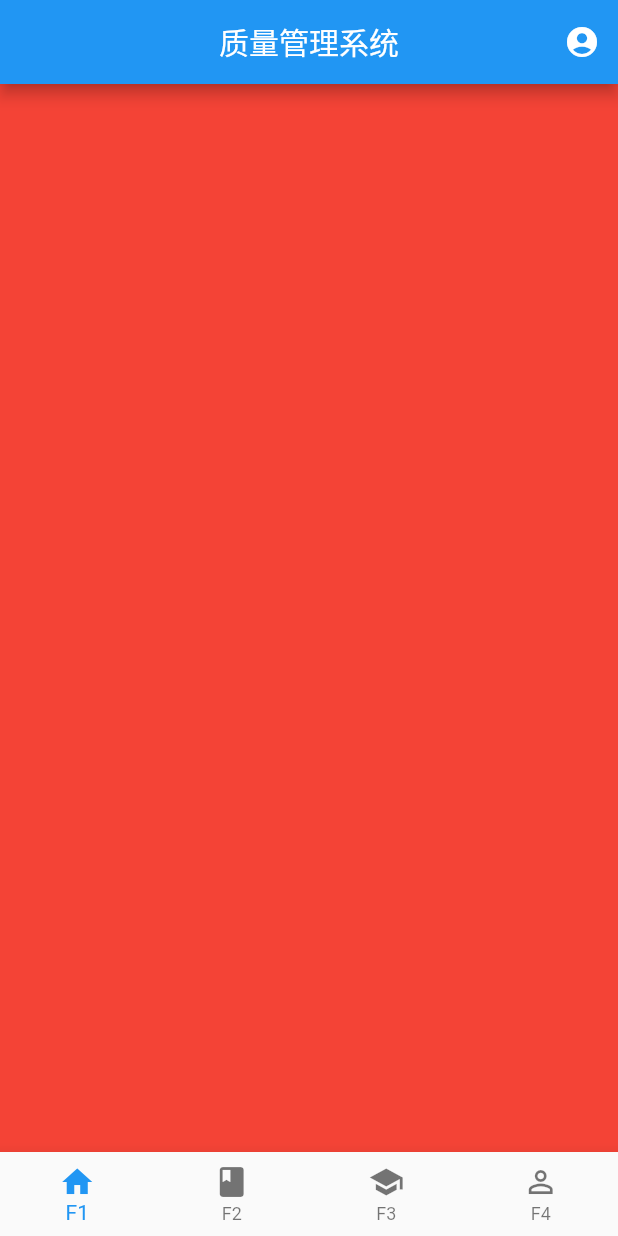
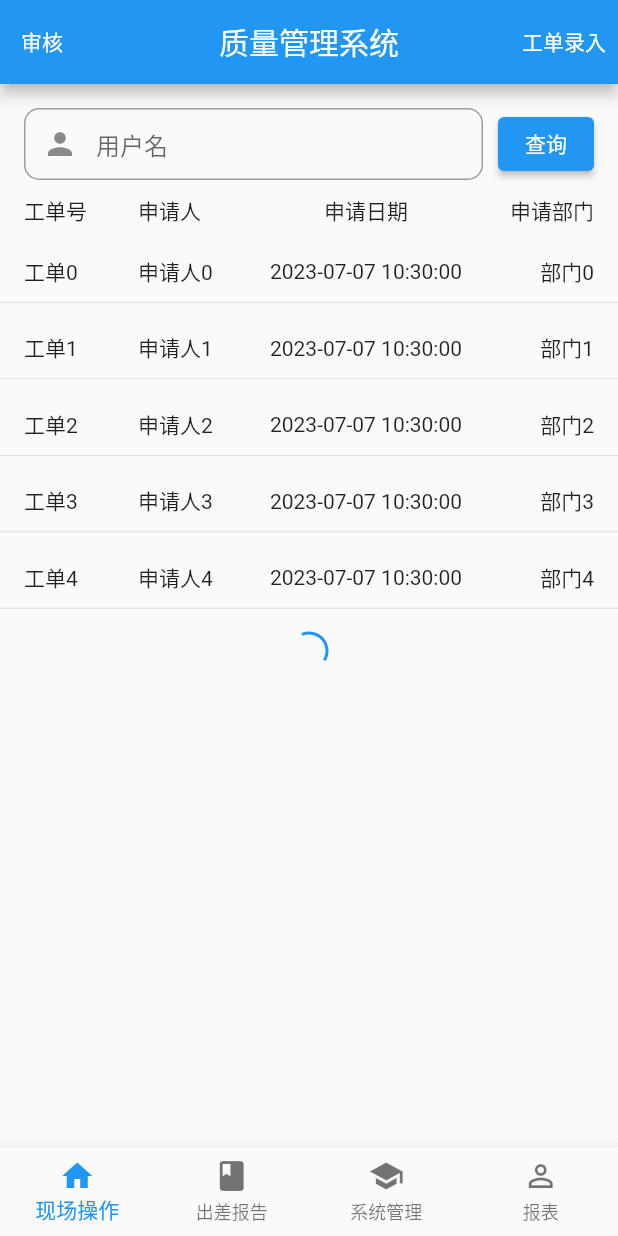
Before and after one commit to shenhe123/quality_control, a Flutter app: the HomePage screen opened directly, on a phone screen of 412 x 824 dp. Run offline on Flutter 3.47's test engine with Material 2 defaults, Android fonts, the phone set to English and light mode, and no system bars.

Commit message:
现场操作页 UI

```diff
--- a/lib/common/Global.dart
+++ b/lib/common/Global.dart
@@ -1,6 +1,10 @@
 import 'package:flutter/material.dart';
+import 'package:intl/intl.dart';
 
-// class Global {
+enum BaseLoadingState { loading, reqFail, stop }
+
+class Global {
+  static DateFormat dateFormat = DateFormat("yyyy-MM-dd HH:mm:ss");
 //   static late SharedPreferences _prefs;
 //   static Profile profile = Profile();
 //   // 网络缓存对象
@@ -41,4 +45,4 @@ import 'package:flutter/material.dart';
 //   // 持久化Profile信息
 //   static saveProfile() =>
 //       _prefs.setString("profile", jsonEncode(profile.toJson()));
-// }
+}
--- a/lib/main.dart
+++ b/lib/main.dart
@@ -92,15 +92,17 @@ class _MyHomePageState extends State<MyHomePage> {
               child: Column(
                 crossAxisAlignment: CrossAxisAlignment.end,
                 children: [
-                  const TextField(
+                  TextField(
                     autofocus: false,
-                    decoration: InputDecoration(
+                    controller: nameController,
+                    decoration: const InputDecoration(
                         labelText: "用户名",
                         hintText: "用户名或邮箱",
                         prefixIcon: Icon(Icons.person)),
                   ),
-                  const TextField(
-                    decoration: InputDecoration(
+                  TextField(
+                    controller: passwordController,
+                    decoration: const InputDecoration(
                         labelText: "密码",
                         hintText: "您的登录密码",
                         prefixIcon: Icon(Icons.lock)),
--- a/lib/routes/HomePage.dart
+++ b/lib/routes/HomePage.dart
@@ -1,4 +1,6 @@
 import 'package:flutter/material.dart';
+
+import 'OnsiteOptionPage.dart';
 
 class HomePage extends StatefulWidget {
   const HomePage({Key? key}) : super(key: key);
@@ -9,10 +11,8 @@ class HomePage extends StatefulWidget {
 
 class _HomePageState extends State<HomePage> {
   int selectedIndex = 0;
-  List<Container> containerList = [
-    Container(
-      color: Colors.red,
-    ),
+  List<Widget> containerList = [
+    const OnsiteOptionPage(),
     Container(
       color: Colors.blue,
     ),
@@ -27,17 +27,8 @@ class _HomePageState extends State<HomePage> {
   @override
   Widget build(BuildContext context) {
     return Scaffold(
-      appBar: AppBar(
-        centerTitle: true,
-        title: const Text("质量管理系统"),
-        backgroundColor: Colors.blue,
-        actions: [
-          IconButton(onPressed: _goToProfile, icon: const Icon(Icons.account_circle))
-        ],
-      ),
       body: containerList[selectedIndex],
       bottomNavigationBar: BottomNavigationBar(
-
         /// 这个很重要
         type: BottomNavigationBarType.fixed,
         currentIndex: selectedIndex,
@@ -48,19 +39,19 @@ class _HomePageState extends State<HomePage> {
         },
         items: const <BottomNavigationBarItem>[
           BottomNavigationBarItem(
-            label: 'F1',
+            label: '现场操作',
             icon: Icon(Icons.home),
           ),
           BottomNavigationBarItem(
-            label: 'F2',
+            label: '出差报告',
             icon: Icon(Icons.book),
           ),
           BottomNavigationBarItem(
-            label: 'F3',
+            label: '系统管理',
             icon: Icon(Icons.school),
           ),
           BottomNavigationBarItem(
-            label: 'F4',
+            label: '报表',
             icon: Icon(Icons.perm_identity),
           ),
         ],
@@ -68,7 +59,4 @@ class _HomePageState extends State<HomePage> {
     );
   }
 
-  /// 个人中心 基础资料页
-  void _goToProfile() {
-  }
 }
--- /dev/null
+++ b/lib/routes/OnsiteOptionPage.dart
@@ -0,0 +1,191 @@
+import 'dart:async';
+
+import 'package:flutter/material.dart';
+
+import '../common/Global.dart';
+
+class OnsiteOptionPage extends StatefulWidget {
+  const OnsiteOptionPage({Key? key}) : super(key: key);
+
+  @override
+  State<OnsiteOptionPage> createState() => _OnsiteOptionPageState();
+}
+
+class _OnsiteOptionPageState extends State<OnsiteOptionPage> {
+  final nameController = TextEditingController();
+
+  final ScrollController _controller = ScrollController();
+  final List<String> _data = <String>[];
+  final bool _hasNext = true;
+  BaseLoadingState _loadingState = BaseLoadingState.loading;
+
+  @override
+  void initState() {
+    super.initState();
+    _retrieveData();
+  }
+
+  @override
+  void dispose() {
+    // Clean up the controller when the widget is disposed.
+    nameController.dispose();
+    super.dispose();
+  }
+
+  @override
+  Widget build(BuildContext context) {
+    return Scaffold(
+      appBar: AppBar(
+        centerTitle: true,
+        title: const Text("质量管理系统"),
+        leading: TextButton(
+            onPressed: _orderReview,
+            child: const Text("审核", style: TextStyle(color: Colors.white))),
+        backgroundColor: Colors.blue,
+        actions: [
+          TextButton(
+              onPressed: _orderCreate,
+              child: const Text(
+                "工单录入",
+                style: TextStyle(color: Colors.white),
+              )),
+        ],
+      ),
+      body: Column(
+        children: [
+          const SizedBox(height: 16),
+          Row(
+            children: [
+              const SizedBox(width: 16),
+              Expanded(
+                child: TextField(
+                  controller: nameController,
+                  decoration: const InputDecoration(
+                      hintText: "用户名",
+                      prefixIcon: Icon(Icons.person),
+                      enabledBorder: OutlineInputBorder(
+                        borderSide: BorderSide(color: Colors.grey),
+                        borderRadius: BorderRadius.all(Radius.circular(10)),
+                      ),
+                      focusedBorder: OutlineInputBorder(
+                        borderSide: BorderSide(color: Colors.blue),
+                        borderRadius: BorderRadius.all(Radius.circular(10)),
+                      ),
+                      contentPadding: EdgeInsets.fromLTRB(10, 5, 10, 5)),
+                ),
+              ),
+              const SizedBox(width: 10),
+              ElevatedButton(onPressed: _query, child: const Text('查询')),
+              const SizedBox(width: 16)
+            ],
+          ),
+          const SizedBox(height: 10),
+          Padding(
+            padding: const EdgeInsets.fromLTRB(16, 0, 16, 0),
+            child: Flex(
+              direction: Axis.horizontal,
+              children: const [
+                Expanded(flex: 1,child: Text("工单号")),
+                Expanded(flex: 1,child: Text("申请人")),
+                Expanded(flex: 2,child: Text("申请日期", textAlign: TextAlign.center,)),
+                Expanded(flex: 1,child: Text("申请部门", textAlign: TextAlign.end,)),
+              ],
+            )
+          ),
+          Expanded(
+            child: _loadingState == BaseLoadingState.stop
+                ? ListView.separated(
+                    itemCount: _data.length,
+                    controller: _controller,
+                    itemBuilder: (context, index) {
+                      //如果到了表尾
+                      if (index == _data.length - 1) {
+                        //如果还有下一页，继续获取数据
+                        if (_hasNext) {
+                          //获取数据
+                          _retrieveData();
+                          //加载时显示loading
+                          return Container(
+                            padding: const EdgeInsets.all(16.0),
+                            alignment: Alignment.center,
+                            child: const SizedBox(
+                              width: 24.0,
+                              height: 24.0,
+                              child:
+                                  CircularProgressIndicator(strokeWidth: 2.0),
+                            ),
+                          );
+                        } else {
+                          //已经加载完了，不再获取数据。
+                          return Container(
+                            alignment: Alignment.center,
+                            padding: const EdgeInsets.all(16.0),
+                            child: const Text(
+                              "没有更多数据了",
+                              style: TextStyle(color: Colors.grey),
+                            ),
+                          );
+                        }
+                      }
+                      //显示item
+                      return _renderRow(index);
+                    },
+                    separatorBuilder: (context, index) =>
+                        const Divider(height: 1.0),
+                  )
+                : const Center(
+                    child: SizedBox(
+                    width: 24.0,
+                    height: 24.0,
+                    child: CircularProgressIndicator(strokeWidth: 2.0),
+                  )),
+          ),
+        ],
+      ),
+    );
+  }
+
+  Future<void> _retrieveData() async {
+    Timer(const Duration(seconds: 1), () {
+      //延时执行的代码
+      setState(() {
+        _loadingState = BaseLoadingState.stop;
+        _data.add("1");
+        _data.add("1");
+        _data.add("1");
+        _data.add("1");
+        _data.add("1");
+        _data.add("1");
+      });
+    });
+  }
+
+  Widget _renderRow(int index) {
+    return GestureDetector(
+      behavior: HitTestBehavior.translucent,
+      onTap: () {},
+      child: Container(
+        height: 40,
+        margin: const EdgeInsets.only(left: 16, right: 16, top: 10, bottom: 0),
+        child: Flex(
+        direction: Axis.horizontal,
+          children: [
+            Expanded(flex: 1,child: Text("工单$index")),
+            Expanded(flex: 1,child: Text("申请人$index")),
+            Expanded(flex: 2,child: Text(Global.dateFormat.format(DateTime.now()), textAlign: TextAlign.center,)),
+            Expanded(flex: 1,child: Text("部门$index", textAlign: TextAlign.end,)),
+          ],
+        ),
+      ),
+    );
+  }
+
+  /// 工单审核
+  void _orderReview() {}
+
+  /// 工单录入
+  void _orderCreate() {}
+
+  ///根据用户名 查询
+  void _query() {}
+}
--- a/pubspec.yaml
+++ b/pubspec.yaml
@@ -35,6 +35,7 @@ dependencies:
   # The following adds the Cupertino Icons font to your application.
   # Use with the CupertinoIcons class for iOS style icons.
   cupertino_icons: ^1.0.2
+  intl: ^0.17.0
 
 dev_dependencies:
   flutter_test:
```
Also changed, not shown: lib/routes/OnsiteInquiryPage.dart (deleted), pubspec.lock.
